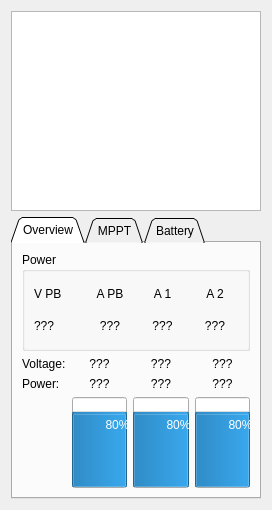
philipoe/qgroundcontrol, file src/ui/energybudget.ui: the form before one commit.
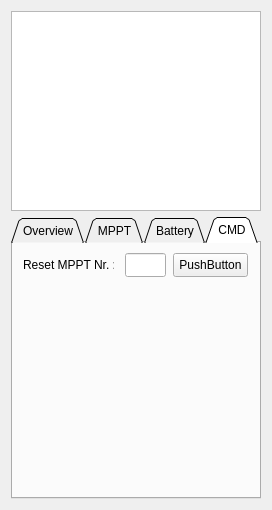
The form after the commit. The open tabs and pages were chosen to show the change.

Commit message: Energy Budget Widget & ASLUAV: Added a command to reset the MPPTs. Also bumped the mavlink version to support this (MAV_CMD_RESET_MPPT) command

Patch:
```diff
--- a/src/ui/energybudget.ui
+++ b/src/ui/energybudget.ui
@@ -1023,6 +1023,50 @@
        </item>
       </layout>
      </widget>
+     <widget class="QWidget" name="CMDTab">
+      <attribute name="title">
+       <string>CMD</string>
+      </attribute>
+      <widget class="QPushButton" name="ResetMPPTButton">
+       <property name="geometry">
+        <rect>
+         <x>160</x>
+         <y>10</y>
+         <width>75</width>
+         <height>24</height>
+        </rect>
+       </property>
+       <property name="text">
+        <string>PushButton</string>
+       </property>
+      </widget>
+      <widget class="QLineEdit" name="ResetMPPTEdit">
+       <property name="geometry">
+        <rect>
+         <x>112</x>
+         <y>10</y>
+         <width>41</width>
+         <height>24</height>
+        </rect>
+       </property>
+      </widget>
+      <widget class="QLabel" name="ResetMPPTLabel">
+       <property name="geometry">
+        <rect>
+         <x>10</x>
+         <y>10</y>
+         <width>91</width>
+         <height>24</height>
+        </rect>
+       </property>
+       <property name="focusPolicy">
+        <enum>Qt::TabFocus</enum>
+       </property>
+       <property name="text">
+        <string>Reset MPPT Nr. :</string>
+       </property>
+      </widget>
+     </widget>
     </widget>
    </item>
   </layout>
```
Left out of the diff: 14 changed lines with no effect on the pictures. The commit also changes 4 other files.
